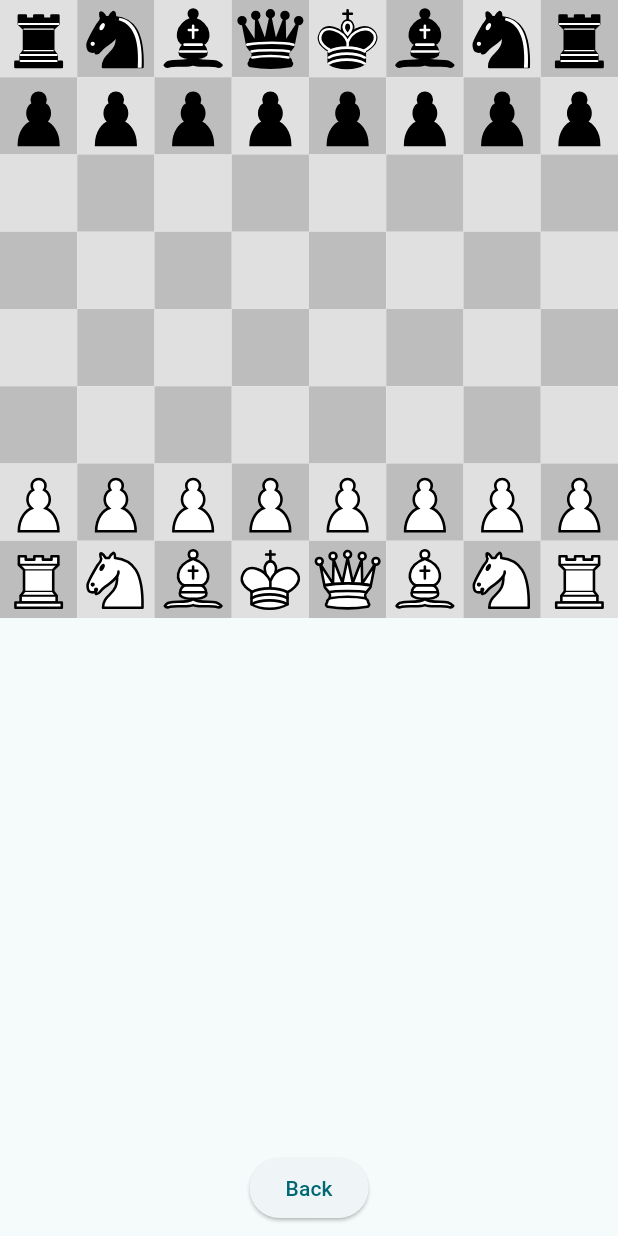
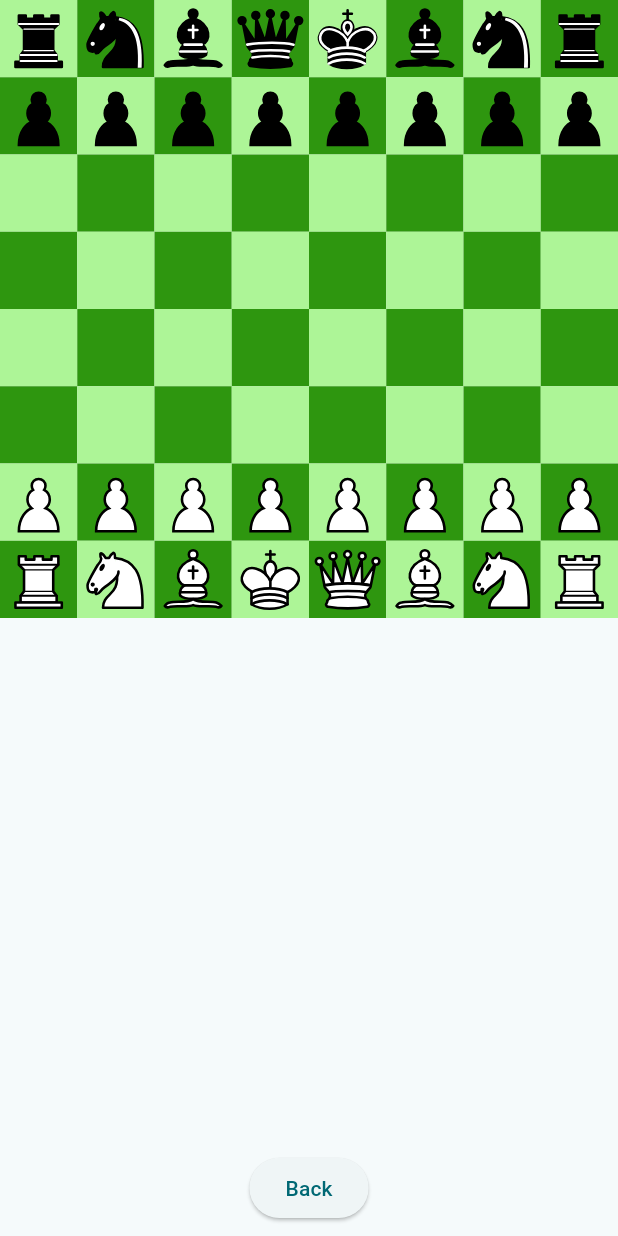
Before and after one commit to UNIZAR-30226-2024-10/front-end-app, a Flutter app: the TableroAjedrez screen opened directly, on a phone screen of 412 x 824 dp. Run offline on Flutter 3.47's test engine with Material 3 defaults, Android fonts, the phone set to English and light mode, and no system bars; our stand-ins replace audioplayers, flutter_svg, go_router, shared_preferences; accounts and stored records are empty; project files that could hold a hidden picture were left out.

Commit message:
Colores tablero

```diff
--- a/lib/play_session/casilla_ajedrez.dart
+++ b/lib/play_session/casilla_ajedrez.dart
@@ -18,7 +18,7 @@ class CasillaAjedrez extends StatelessWidget {
   @override
   Widget build(BuildContext context) {
     return Container(
-      color:esBlanca ? Colors.grey[300] : Colors.grey[400],
+      color:esBlanca ? Color(0xFFADF597) : Color(0XFF2E960F),
       child: pieza != null ?
       //adaptar la imagen de la pieza
 
```
